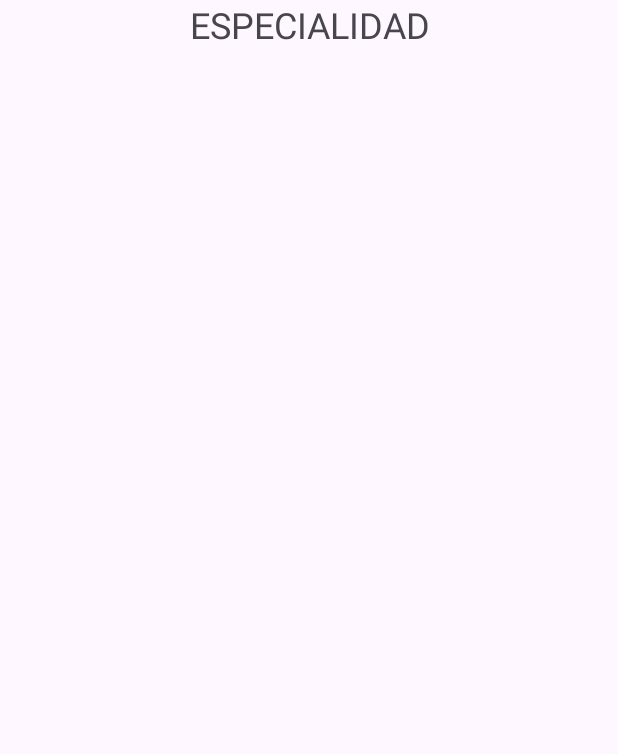
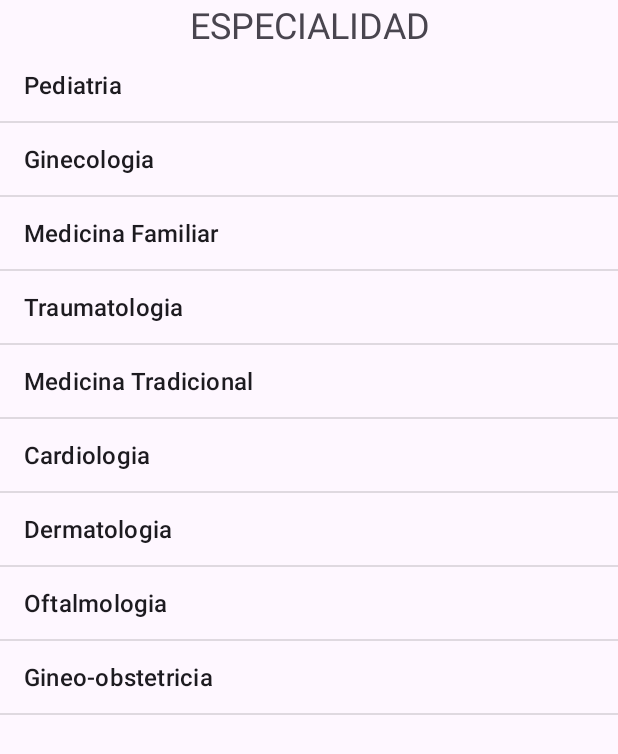
Before and after one commit to raulmatrix/proyectosistemamedicomovil, an Android app: the Especialidad screen opened directly, with no data from a screen before it, on a phone screen of 412 x 824 dp. Shown: the top 754 px of the screen. Run offline under Robolectric (Android 15) with nearby library versions, the phone set to English and light mode, and no system bars; network calls fail.

Commit message:
completo carga de medicos por especialidad

```diff
--- /dev/null
+++ b/app/src/main/java/com/example/appmedica/Config.java
@@ -0,0 +1,6 @@
+package com.example.appmedica;
+
+public class Config {
+    // IP y puerto de la API
+    public static final String BASE_URL = "http://192.168.0.101:9191";
+}
--- a/app/src/main/java/com/example/appmedica/Especialidad.java
+++ b/app/src/main/java/com/example/appmedica/Especialidad.java
@@ -1,24 +1,48 @@
 package com.example.appmedica;
 
+
+import android.content.Intent;
 import android.os.Bundle;
-
-import androidx.activity.EdgeToEdge;
+import android.view.View;
+import android.widget.AdapterView;
+import android.widget.ListView;
+import android.widget.Toast;
 import androidx.appcompat.app.AppCompatActivity;
-import androidx.core.graphics.Insets;
-import androidx.core.view.ViewCompat;
-import androidx.core.view.WindowInsetsCompat;
 
 public class Especialidad extends AppCompatActivity {
+
+    private ListView listViewEspecialidad;
+    private String[] especialidades;
 
     @Override
     protected void onCreate(Bundle savedInstanceState) {
         super.onCreate(savedInstanceState);
-        EdgeToEdge.enable(this);
         setContentView(R.layout.activity_especialidad);
-        ViewCompat.setOnApplyWindowInsetsListener(findViewById(R.id.main), (v, insets) -> {
-            Insets systemBars = insets.getInsets(WindowInsetsCompat.Type.systemBars());
-            v.setPadding(systemBars.left, systemBars.top, systemBars.right, systemBars.bottom);
-            return insets;
+
+        listViewEspecialidad = findViewById(R.id.lv_especialidad);
+
+        // Obtener el array de especialidades
+        especialidades = getResources().getStringArray(R.array.especialidad);
+
+        // Agregar un listener para los clics en las especialidades
+        listViewEspecialidad.setOnItemClickListener(new AdapterView.OnItemClickListener() {
+            @Override
+            public void onItemClick(AdapterView<?> parent, View view, int position, long id) {
+                // Obtener la especialidad seleccionada
+                String especialidadSeleccionada = especialidades[position];
+
+                // Mostrar un mensaje (opcional)
+                Toast.makeText(Especialidad.this, "Seleccionaste: " + especialidadSeleccionada, Toast.LENGTH_SHORT).show();
+
+                // Crear un intent para navegar a la Activity de Médicos
+                Intent intent = new Intent(Especialidad.this, Medicos.class);
+
+                // Pasar la especialidad seleccionada al siguiente Activity
+                intent.putExtra("especialidad", especialidadSeleccionada);
+
+                // Iniciar la nueva Activity
+                startActivity(intent);
+            }
         });
     }
 }
--- a/app/src/main/java/com/example/appmedica/MainActivity.java
+++ b/app/src/main/java/com/example/appmedica/MainActivity.java
@@ -45,7 +45,7 @@ public class MainActivity extends AppCompatActivity {
         btnIng.setOnClickListener(new View.OnClickListener() {
             @Override
             public void onClick(View view) {
-                validarLogin("http://192.168.218.236:9191/sistemamedico/remoto_validalogin.php");
+                validarLogin(Config.BASE_URL +"/sistemamedico/remoto_validalogin.php");
             }
         });
 
--- a/app/src/main/java/com/example/appmedica/Principal.java
+++ b/app/src/main/java/com/example/appmedica/Principal.java
@@ -30,7 +30,7 @@ public class Principal extends AppCompatActivity {
         btnImg.setOnClickListener(new View.OnClickListener() {
             @Override
             public void onClick(View view) {
-                Intent it = new Intent(getApplicationContext(),Medicos.class);
+                Intent it = new Intent(getApplicationContext(),Especialidad.class);
                 startActivity(it);
             }
         });
--- a/app/src/main/java/com/example/appmedica/RegistroUsuario.java
+++ b/app/src/main/java/com/example/appmedica/RegistroUsuario.java
@@ -59,7 +59,7 @@ public class RegistroUsuario extends AppCompatActivity {
 
     private void insertarUsuario() {
         // URL de la API (cambia esta URL por la de tu servidor)
-        String URL = "http://192.168.218.236:9191/sistemamedico/remoto_insert_usuario.php";
+        String URL = Config.BASE_URL +"/sistemamedico/remoto_insert_usuario.php";
 
         // Crear una solicitud de String con método POST
         StringRequest stringRequest = new StringRequest(Request.Method.POST, URL,
--- a/app/src/main/res/layout/activity_especialidad.xml
+++ b/app/src/main/res/layout/activity_especialidad.xml
@@ -22,8 +22,10 @@
             android:textSize="24sp" />
 
         <ListView
+            android:id="@+id/lv_especialidad"
             android:layout_width="match_parent"
-            android:layout_height="match_parent" />
+            android:layout_height="match_parent"
+            android:entries="@array/especialidad" />
 
     </LinearLayout>
 </androidx.constraintlayout.widget.ConstraintLayout>
--- a/app/src/main/res/values/strings.xml
+++ b/app/src/main/res/values/strings.xml
@@ -1,3 +1,15 @@
 <resources>
     <string name="app_name">appmedica</string>
+
+    <string-array name="especialidad">
+        <item>Pediatria</item>
+        <item>Ginecologia</item>
+        <item>Medicina Familiar</item>
+        <item>Traumatologia</item>
+        <item>Medicina Tradicional</item>
+        <item>Cardiologia</item>
+        <item>Dermatologia</item>
+        <item>Oftalmologia</item>
+        <item>Gineo-obstetricia</item>
+    </string-array>
 </resources>
```
Also changed, not shown: app/src/main/java/com/example/appmedica/Medicos.java (+31 -17 lines).
